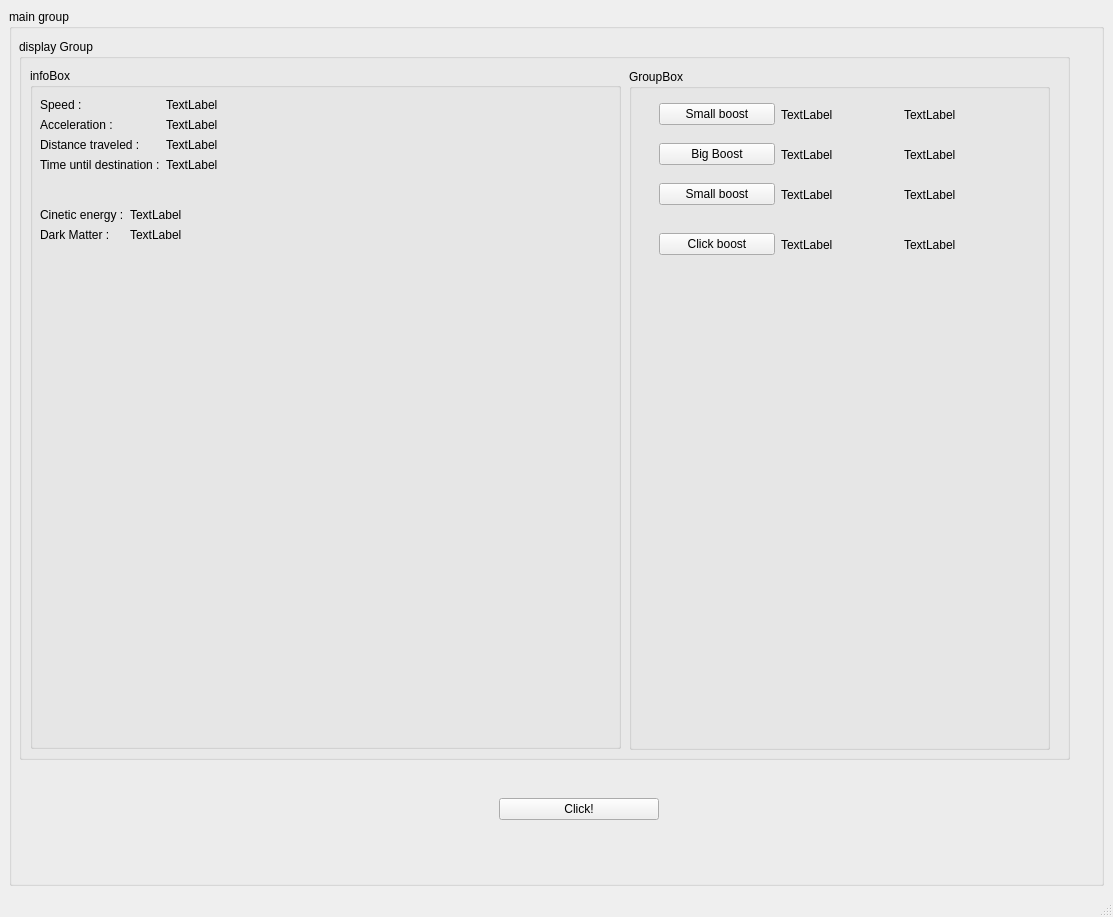
The window that gui/UniverseIdleGUI.ui (cyphics/universe-idle) describes before a commit, drawn with Qt 5.
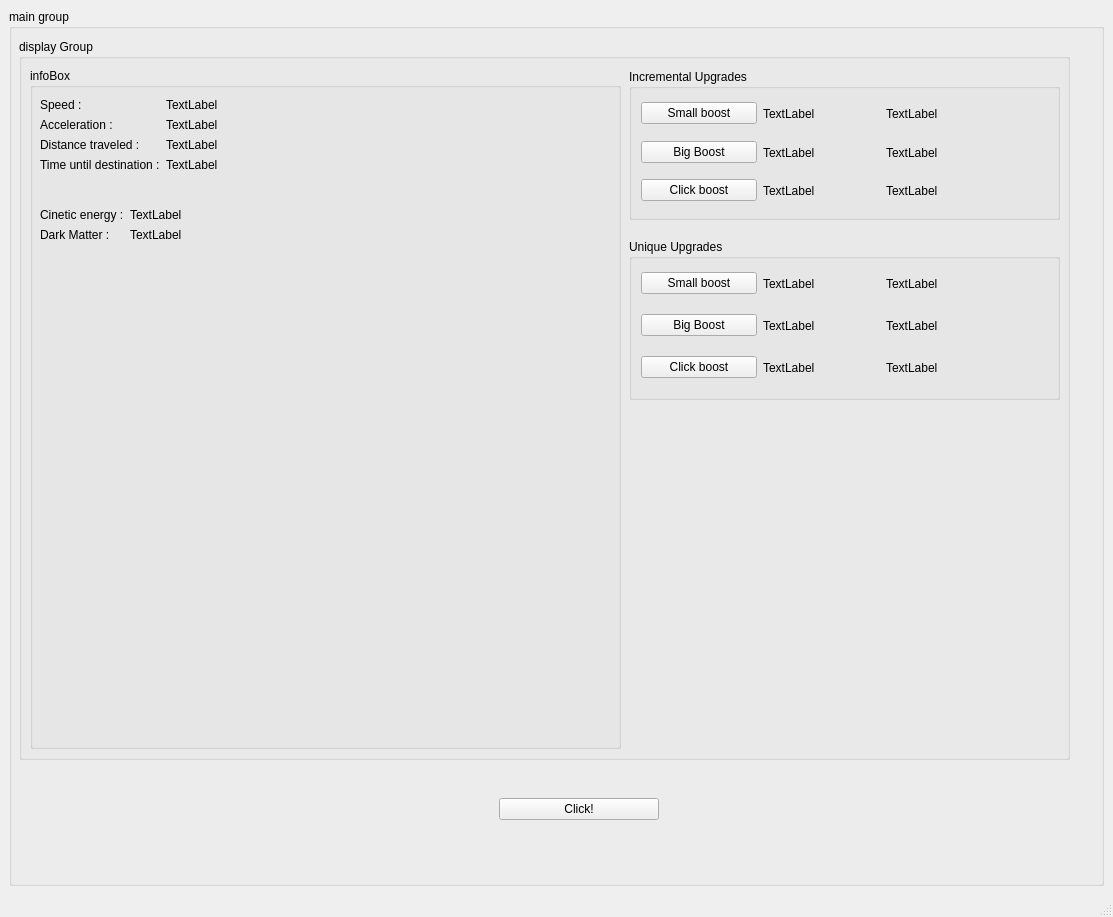
The same window after the commit.

Commit message: rename upgrades more manageably and generically

Diff of the .ui file:
```diff
--- a/gui/UniverseIdleGUI.ui
+++ b/gui/UniverseIdleGUI.ui
@@ -36,7 +36,7 @@
           <property name="title">
            <string>display Group</string>
           </property>
-          <widget class="QWidget" name="verticalLayoutWidget_2">
+          <widget class="QWidget" name="verticalLayoutWidget">
            <property name="geometry">
             <rect>
              <x>11</x>
@@ -168,25 +168,19 @@
             <rect>
              <x>610</x>
              <y>30</y>
-             <width>421</width>
-             <height>681</height>
+             <width>431</width>
+             <height>151</height>
             </rect>
            </property>
            <layout class="QVBoxLayout" name="upgrades_layout">
             <item>
              <widget class="QGroupBox" name="groupBox">
               <property name="title">
-               <string>GroupBox</string>
+               <string>Incremental Upgrades</string>
               </property>
-              <widget class="QWidget" name="boost_1_widget" native="true">
-               <property name="geometry">
-                <rect>
-                 <x>30</x>
-                 <y>30</y>
-                 <width>361</width>
-                 <height>31</height>
-                </rect>
-               </property>
+              <layout class="QVBoxLayout" name="verticalLayout">
+               <item>
+                <widget class="QWidget" name="increm_upgrade_1_widget" native="true">
                <widget class="QWidget" name="horizontalLayoutWidget">
                 <property name="geometry">
                  <rect>
@@ -221,16 +215,10 @@
                 </layout>
                </widget>
               </widget>
-              <widget class="QWidget" name="boost_2_widget" native="true">
-               <property name="geometry">
-                <rect>
-                 <x>30</x>
-                 <y>70</y>
-                 <width>361</width>
-                 <height>31</height>
-                </rect>
-               </property>
-               <widget class="QWidget" name="horizontalLayoutWidget_2">
+               </item>
+               <item>
+                <widget class="QWidget" name="increm_upgrade_2_widget" native="true">
+                 <widget class="QWidget" name="horizontalLayoutWidget">
                 <property name="geometry">
                  <rect>
                   <x>0</x>
@@ -239,7 +227,7 @@
                   <height>31</height>
                  </rect>
                 </property>
-                <layout class="QHBoxLayout" name="boost_2_layout">
+                  <layout class="QHBoxLayout" name="increm_upgrade_2_layout">
                  <item>
                   <widget class="QPushButton" name="boost_2_button">
                    <property name="text">
@@ -264,15 +252,9 @@
                 </layout>
                </widget>
               </widget>
-              <widget class="QWidget" name="boost_3_widget" native="true">
-               <property name="geometry">
-                <rect>
-                 <x>30</x>
-                 <y>160</y>
-                 <width>361</width>
-                 <height>31</height>
-                </rect>
-               </property>
+               </item>
+               <item>
+                <widget class="QWidget" name="increm_upgrade_3_widget" native="true">
                <widget class="QWidget" name="horizontalLayoutWidget_3">
                 <property name="geometry">
                  <rect>
@@ -307,15 +289,30 @@
                 </layout>
                </widget>
               </widget>
-              <widget class="QWidget" name="boost_4_widget" native="true">
+               </item>
+              </layout>
+             </widget>
+            </item>
+           </layout>
+          </widget>
+          <widget class="QWidget" name="verticalLayoutWidget_7">
                <property name="geometry">
                 <rect>
-                 <x>30</x>
-                 <y>110</y>
-                 <width>361</width>
-                 <height>31</height>
-                </rect>
-               </property>
+             <x>610</x>
+             <y>200</y>
+             <width>431</width>
+             <height>161</height>
+            </rect>
+           </property>
+           <layout class="QVBoxLayout" name="unique_upgrades_layout">
+            <item>
+             <widget class="QGroupBox" name="unique_upgrades_box">
+              <property name="title">
+               <string>Unique Upgrades</string>
+              </property>
+              <layout class="QVBoxLayout" name="verticalLayout_3">
+               <item>
+                <widget class="QWidget" name="unique_upgrade_1_widget" native="true">
                <widget class="QWidget" name="horizontalLayoutWidget_4">
                 <property name="geometry">
                  <rect>
@@ -350,6 +347,82 @@
                 </layout>
                </widget>
               </widget>
+               </item>
+               <item>
+                <widget class="QWidget" name="unique_upgrade_2_widget" native="true">
+                 <widget class="QWidget" name="horizontalLayoutWidget_5">
+                  <property name="geometry">
+                   <rect>
+                    <x>0</x>
+                    <y>0</y>
+                    <width>361</width>
+                    <height>31</height>
+                   </rect>
+                  </property>
+                  <layout class="QHBoxLayout" name="unique_upgrade_2_layout">
+                   <item>
+                    <widget class="QPushButton" name="unique_upgrade_2_button">
+                     <property name="text">
+                      <string>Big Boost</string>
+                     </property>
+                    </widget>
+                   </item>
+                   <item>
+                    <widget class="QLabel" name="unique_upgrade_2_remaining_time">
+                     <property name="text">
+                      <string>TextLabel</string>
+                     </property>
+                    </widget>
+                   </item>
+                   <item>
+                    <widget class="QLabel" name="unique_upgrade_2_price">
+                     <property name="text">
+                      <string>TextLabel</string>
+                     </property>
+                    </widget>
+                   </item>
+                  </layout>
+                 </widget>
+                </widget>
+               </item>
+               <item>
+                <widget class="QWidget" name="unique_upgrade_3_widget" native="true">
+                 <widget class="QWidget" name="horizontalLayoutWidget_6">
+                  <property name="geometry">
+                   <rect>
+                    <x>0</x>
+                    <y>0</y>
+                    <width>361</width>
+                    <height>31</height>
+                   </rect>
+                  </property>
+                  <layout class="QHBoxLayout" name="unique_upgrade_3_layout">
+                   <item>
+                    <widget class="QPushButton" name="unique_upgrade_3_button">
+                     <property name="text">
+                      <string>Click boost</string>
+                     </property>
+                    </widget>
+                   </item>
+                   <item>
+                    <widget class="QLabel" name="unique_upgrade_3_remaining_time">
+                     <property name="text">
+                      <string>TextLabel</string>
+                     </property>
+                    </widget>
+                   </item>
+                   <item>
+                    <widget class="QLabel" name="unique_upgrade_3_price">
+                     <property name="text">
+                      <string>TextLabel</string>
+                     </property>
+                    </widget>
+                   </item>
+                  </layout>
+                 </widget>
+                </widget>
+               </item>
+              </layout>
              </widget>
             </item>
            </layout>
```
Left out of the diff: 38 changed lines with no effect on the pictures. Lines whose indentation alone changed are shown as unchanged. The commit also changes 5 other files.
